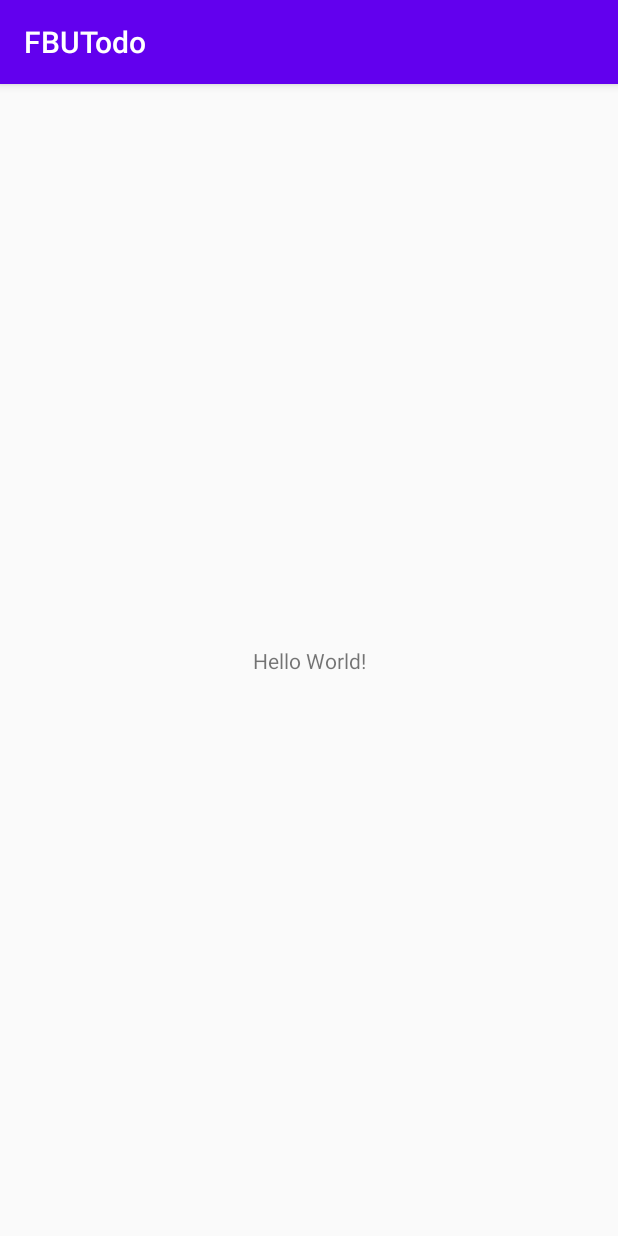
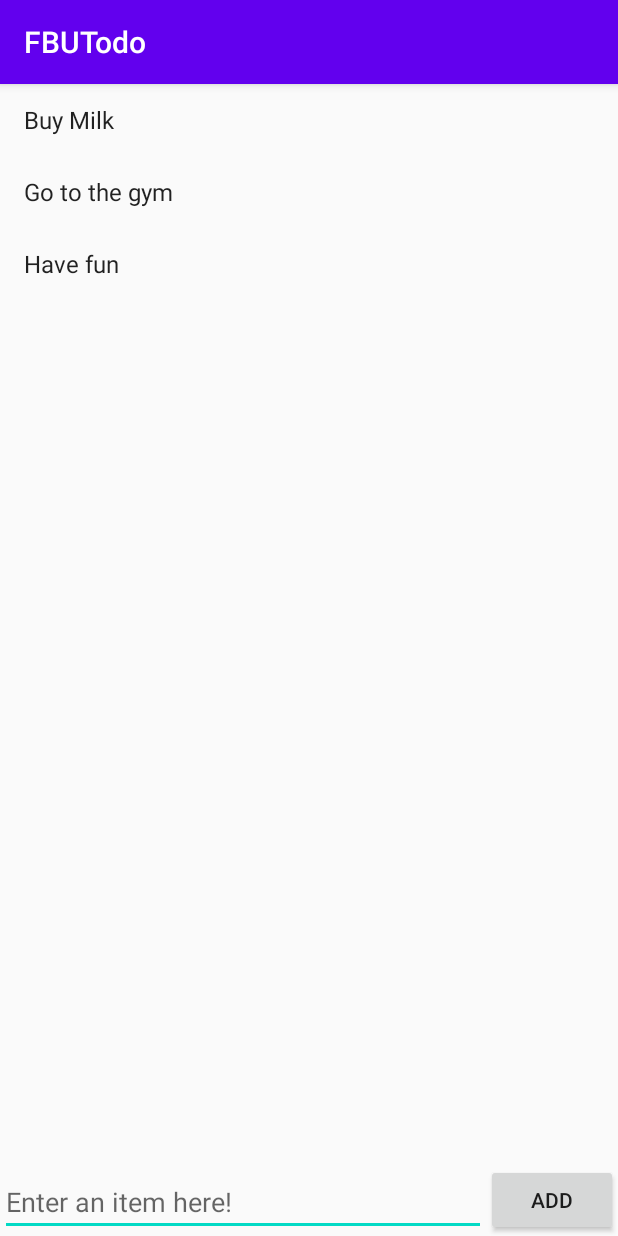
Before and after one commit to mohammedajao/FBUTodo, an Android app: the screen it shows after launch (MainActivity), on a phone screen of 412 x 824 dp. Run offline under Robolectric (Android 15) with nearby library versions, the phone set to English and light mode, and no system bars.

Commit message:
Added item adapters to render the modeled list view to the app

```diff
--- a/app/build.gradle
+++ b/app/build.gradle
@@ -26,6 +26,7 @@ dependencies {
     implementation fileTree(dir: "libs", include: ["*.jar"])
     implementation 'com.android.support:appcompat-v7:28.0.0'
     implementation 'com.android.support.constraint:constraint-layout:1.1.3'
+    implementation 'com.android.support:recyclerview-v7:28.0.0'
     testImplementation 'junit:junit:4.12'
     androidTestImplementation 'com.android.support.test:runner:1.0.2'
     androidTestImplementation 'com.android.support.test.espresso:espresso-core:3.0.2'
--- /dev/null
+++ b/app/src/main/java/com/example/fbutodo/ItemsAdapter.java
@@ -0,0 +1,61 @@
+package com.example.fbutodo;
+
+import android.support.annotation.NonNull;
+import android.support.v7.widget.RecyclerView;
+import android.view.LayoutInflater;
+import android.view.View;
+import android.view.ViewGroup;
+import android.widget.TextView;
+
+import java.util.List;
+
+// Responsible for taking the data at a particular position and put it into the view holder
+public class ItemsAdapter extends RecyclerView.Adapter<ItemsAdapter.ViewHolder> {
+
+    List<String> items;
+
+    public ItemsAdapter(List<String> items) {
+        this.items = items;
+    }
+
+    @NonNull
+    @Override
+    public ViewHolder onCreateViewHolder(@NonNull ViewGroup parent, int i) {
+        // Use a layout inflator to inflate a view
+        View todoView = LayoutInflater.from(parent.getContext()).inflate(android.R.layout.simple_list_item_1, parent, false);
+        // We'll create a new view and wrap it inside a new viewholder
+        return new ViewHolder(todoView);
+    }
+
+    // Responsible for binding data to a ViewHolder instance
+    @Override
+    public void onBindViewHolder(@NonNull ViewHolder viewHolder, int position) {
+        // Grab the item at position
+        String item = items.get(position);
+        // Bind it to the viewholder instance
+        viewHolder.bind(item);
+    }
+
+    // Tells recyclerView how many items are inside the list
+    @Override
+    public int getItemCount() {
+        return items.size();
+    }
+
+    // Container to add easy access to views that represent each row of the list
+
+    class ViewHolder extends RecyclerView.ViewHolder {
+
+        TextView tvItem;
+
+        public ViewHolder(@NonNull View itemView) {
+            super(itemView);
+            tvItem = itemView.findViewById(android.R.id.text1);
+        }
+
+        // Update view inside of view holder with this data
+        public void bind(String item) {
+            tvItem.setText(item);
+        }
+    }
+}
--- a/app/src/main/java/com/example/fbutodo/MainActivity.java
+++ b/app/src/main/java/com/example/fbutodo/MainActivity.java
@@ -2,12 +2,37 @@ package com.example.fbutodo;
 
 import android.support.v7.app.AppCompatActivity;
 import android.os.Bundle;
+import android.support.v7.widget.LinearLayoutManager;
+import android.support.v7.widget.RecyclerView;
+import android.widget.Button;
+import android.widget.EditText;
+
+import java.util.ArrayList;
+import java.util.List;
 
 public class MainActivity extends AppCompatActivity {
+    List<String> items;
+
+    Button btnAdd;
+    EditText etitem;
+    RecyclerView rvItems;
 
     @Override
     protected void onCreate(Bundle savedInstanceState) {
         super.onCreate(savedInstanceState);
         setContentView(R.layout.activity_main);
+
+        btnAdd = findViewById(R.id.btnAdd);
+        etitem = findViewById(R.id.etitem);
+        rvItems = findViewById(R.id.rvItems);
+
+        items = new ArrayList<>();
+        items.add("Buy Milk");
+        items.add("Go to the gym");
+        items.add("Have fun");
+
+        ItemsAdapter itemsAdapter = new ItemsAdapter(items);
+        rvItems.setAdapter(itemsAdapter);
+        rvItems.setLayoutManager(new LinearLayoutManager(this));
     }
 }
--- a/app/src/main/res/layout/activity_main.xml
+++ b/app/src/main/res/layout/activity_main.xml
@@ -1,18 +1,44 @@
 <?xml version="1.0" encoding="utf-8"?>
-<android.support.constraint.ConstraintLayout xmlns:android="http://schemas.android.com/apk/res/android"
+<RelativeLayout
+    xmlns:android="http://schemas.android.com/apk/res/android"
     xmlns:app="http://schemas.android.com/apk/res-auto"
     xmlns:tools="http://schemas.android.com/tools"
     android:layout_width="match_parent"
     android:layout_height="match_parent"
     tools:context=".MainActivity">
 
-    <TextView
+    <Button
+        android:id="@+id/btnAdd"
         android:layout_width="wrap_content"
         android:layout_height="wrap_content"
-        android:text="Hello World!"
-        app:layout_constraintBottom_toBottomOf="parent"
-        app:layout_constraintLeft_toLeftOf="parent"
-        app:layout_constraintRight_toRightOf="parent"
-        app:layout_constraintTop_toTopOf="parent" />
+        android:layout_alignParentEnd="true"
+        android:layout_alignParentBottom="true"
+        android:layout_marginEnd="0dp"
+        android:layout_marginBottom="0dp"
+        android:text="Add" />
 
-</android.support.constraint.ConstraintLayout>
+    <EditText
+        android:id="@+id/etitem"
+        android:layout_width="match_parent"
+        android:layout_height="wrap_content"
+        android:layout_alignParentStart="true"
+        android:layout_alignParentBottom="true"
+        android:layout_marginStart="0dp"
+        android:layout_marginEnd="0dp"
+        android:layout_marginBottom="0dp"
+        android:layout_toStartOf="@+id/btnAdd"
+        android:ems="10"
+        android:hint="Enter an item here!" />
+
+    <android.support.v7.widget.RecyclerView
+        android:id="@+id/rvItems"
+        android:layout_width="match_parent"
+        android:layout_height="match_parent"
+        android:layout_above="@+id/etitem"
+        android:layout_alignParentStart="true"
+        android:layout_alignParentTop="true"
+        android:layout_marginStart="0dp"
+        android:layout_marginTop="0dp"
+        android:layout_marginBottom="0dp" />
+
+</RelativeLayout>
```
